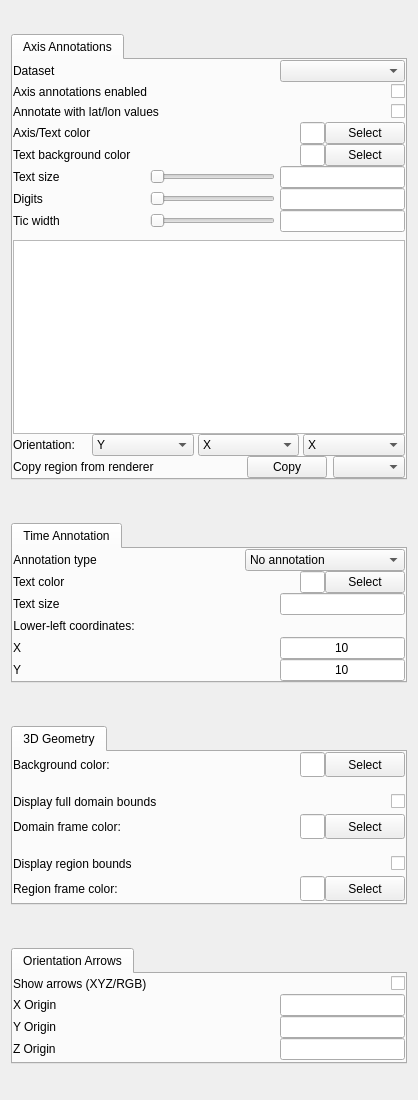
StasJ/vapor-formatted, file apps/vaporgui/AnnotationGUI.ui: the form before one commit.
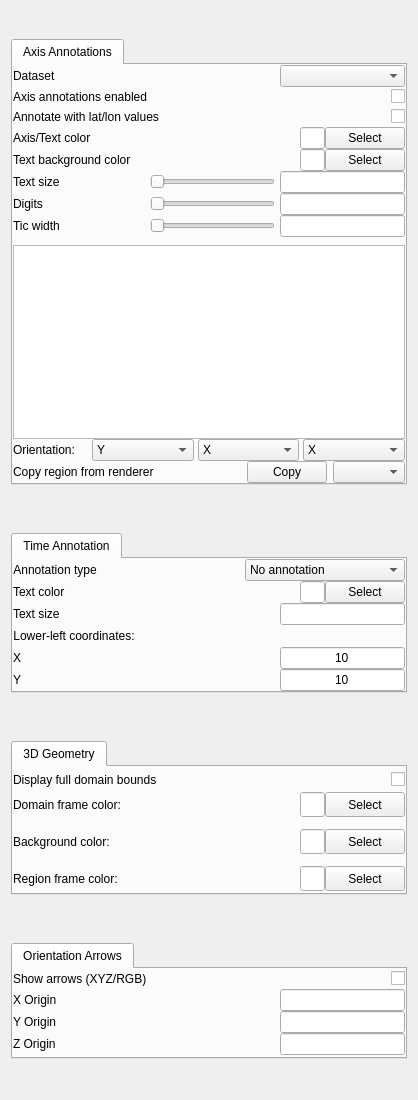
The form after the commit.

The edit to the form file:
```diff
--- a/apps/vaporgui/AnnotationGUI.ui
+++ b/apps/vaporgui/AnnotationGUI.ui
@@ -1014,86 +1014,6 @@
        <property name="bottomMargin">
         <number>0</number>
        </property>
-       <item>
-        <layout class="QHBoxLayout" name="_4">
-         <property name="spacing">
-          <number>0</number>
-         </property>
-         <item>
-          <widget class="QLabel" name="textLabel2_3">
-           <property name="minimumSize">
-            <size>
-             <width>150</width>
-             <height>25</height>
-            </size>
-           </property>
-           <property name="text">
-            <string>Background color:</string>
-           </property>
-           <property name="alignment">
-            <set>Qt::AlignLeading|Qt::AlignLeft|Qt::AlignVCenter</set>
-           </property>
-           <property name="wordWrap">
-            <bool>false</bool>
-           </property>
-          </widget>
-         </item>
-         <item>
-          <spacer name="spacer87">
-           <property name="orientation">
-            <enum>Qt::Horizontal</enum>
-           </property>
-           <property name="sizeType">
-            <enum>QSizePolicy::Expanding</enum>
-           </property>
-           <property name="sizeHint" stdset="0">
-            <size>
-             <width>31</width>
-             <height>21</height>
-            </size>
-           </property>
-          </spacer>
-         </item>
-         <item>
-          <widget class="QLineEdit" name="backgroundColorEdit">
-           <property name="minimumSize">
-            <size>
-             <width>25</width>
-             <height>25</height>
-            </size>
-           </property>
-           <property name="maximumSize">
-            <size>
-             <width>25</width>
-             <height>16777215</height>
-            </size>
-           </property>
-           <property name="readOnly">
-            <bool>true</bool>
-           </property>
-          </widget>
-         </item>
-         <item>
-          <widget class="QPushButton" name="backgroundColorButton">
-           <property name="minimumSize">
-            <size>
-             <width>68</width>
-             <height>25</height>
-            </size>
-           </property>
-           <property name="toolTip">
-            <string>Click to edit the background color</string>
-           </property>
-           <property name="text">
-            <string>Select</string>
-           </property>
-           <property name="autoDefault">
-            <bool>false</bool>
-           </property>
-          </widget>
-         </item>
-        </layout>
-       </item>
        <item>
         <layout class="QVBoxLayout" name="verticalLayout_5">
          <property name="spacing">
@@ -1233,6 +1153,86 @@
          </item>
         </layout>
        </item>
+       <item>
+        <layout class="QHBoxLayout" name="_4">
+         <property name="spacing">
+          <number>0</number>
+         </property>
+         <item>
+          <widget class="QLabel" name="textLabel2_3">
+           <property name="minimumSize">
+            <size>
+             <width>150</width>
+             <height>25</height>
+            </size>
+           </property>
+           <property name="text">
+            <string>Background color:</string>
+           </property>
+           <property name="alignment">
+            <set>Qt::AlignLeading|Qt::AlignLeft|Qt::AlignVCenter</set>
+           </property>
+           <property name="wordWrap">
+            <bool>false</bool>
+           </property>
+          </widget>
+         </item>
+         <item>
+          <spacer name="spacer87">
+           <property name="orientation">
+            <enum>Qt::Horizontal</enum>
+           </property>
+           <property name="sizeType">
+            <enum>QSizePolicy::Expanding</enum>
+           </property>
+           <property name="sizeHint" stdset="0">
+            <size>
+             <width>31</width>
+             <height>21</height>
+            </size>
+           </property>
+          </spacer>
+         </item>
+         <item>
+          <widget class="QLineEdit" name="backgroundColorEdit">
+           <property name="minimumSize">
+            <size>
+             <width>25</width>
+             <height>25</height>
+            </size>
+           </property>
+           <property name="maximumSize">
+            <size>
+             <width>25</width>
+             <height>16777215</height>
+            </size>
+           </property>
+           <property name="readOnly">
+            <bool>true</bool>
+           </property>
+          </widget>
+         </item>
+         <item>
+          <widget class="QPushButton" name="backgroundColorButton">
+           <property name="minimumSize">
+            <size>
+             <width>68</width>
+             <height>25</height>
+            </size>
+           </property>
+           <property name="toolTip">
+            <string>Click to edit the background color</string>
+           </property>
+           <property name="text">
+            <string>Select</string>
+           </property>
+           <property name="autoDefault">
+            <bool>false</bool>
+           </property>
+          </widget>
+         </item>
+        </layout>
+       </item>
        <item>
         <layout class="QVBoxLayout" name="verticalLayout_6">
          <property name="spacing">
@@ -1241,49 +1241,6 @@
          <property name="bottomMargin">
           <number>0</number>
          </property>
-         <item>
-          <layout class="QHBoxLayout" name="_7">
-           <item>
-            <widget class="QLabel" name="label_15">
-             <property name="text">
-              <string>Display region bounds</string>
-             </property>
-            </widget>
-           </item>
-           <item>
-            <spacer name="spacer25_4">
-             <property name="orientation">
-              <enum>Qt::Horizontal</enum>
-             </property>
-             <property name="sizeType">
-              <enum>QSizePolicy::Expanding</enum>
-             </property>
-             <property name="sizeHint" stdset="0">
-              <size>
-               <width>81</width>
-               <height>20</height>
-              </size>
-             </property>
-            </spacer>
-           </item>
-           <item>
-            <widget class="QCheckBox" name="regionFrameCheckbox">
-             <property name="minimumSize">
-              <size>
-               <width>0</width>
-               <height>25</height>
-              </size>
-             </property>
-             <property name="toolTip">
-              <string>turn on/off wireframe display of current subregion</string>
-             </property>
-             <property name="text">
-              <string/>
-             </property>
-            </widget>
-           </item>
-          </layout>
-         </item>
          <item>
           <layout class="QHBoxLayout" name="_8">
            <property name="spacing">
```
